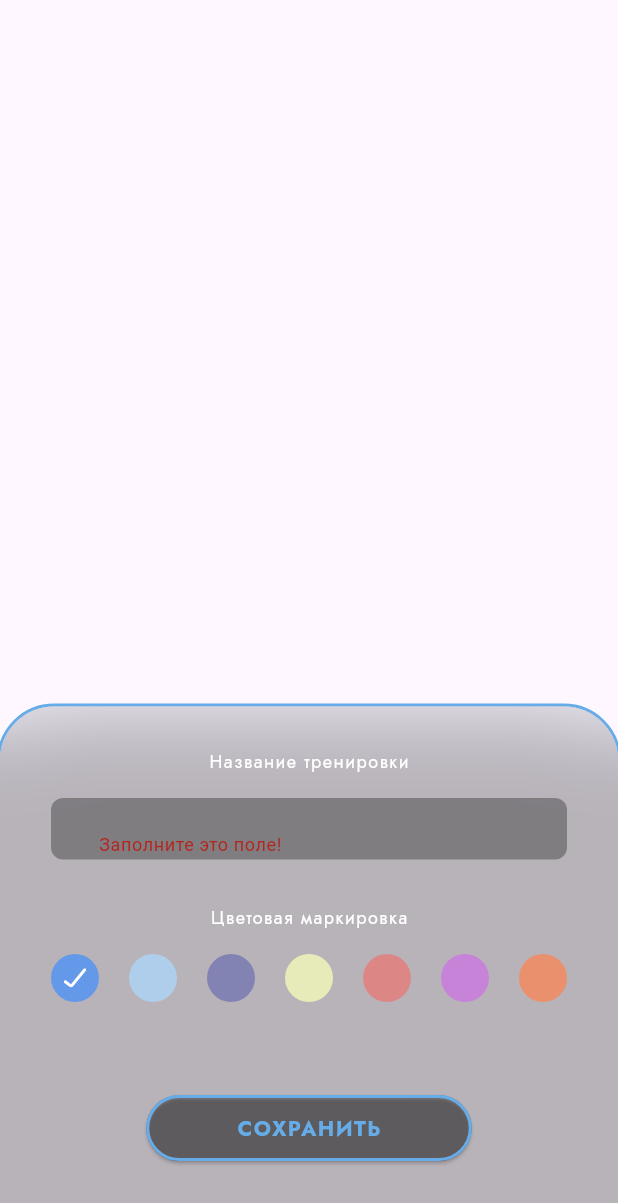
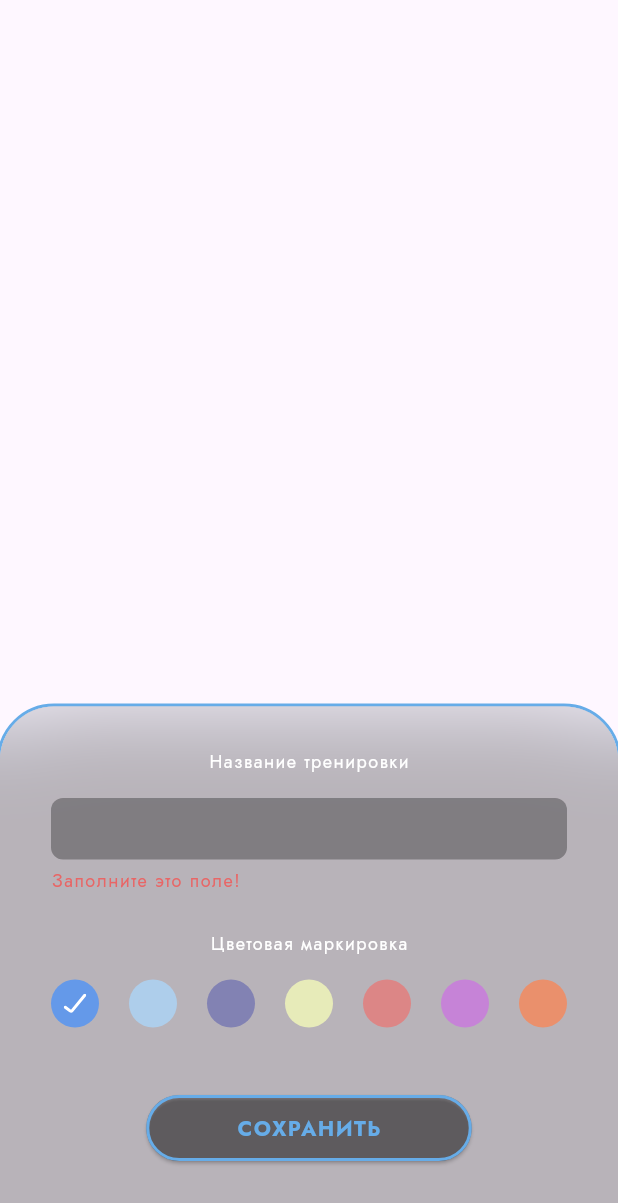
Before and after one commit to DianaTalantbekova/gym_lab, a Flutter app: what showCreateTrainingModalBottomSheet() shows on an empty page, opened directly, after a tap on "СОХРАНИТЬ", on a phone screen of 412 x 824 dp. Shown: the top 1203 px of the screen. Run offline on Flutter 3.47's test engine with Material 3 defaults, Android fonts, the phone set to English and light mode, and no system bars; our stand-ins replace bloc, firebase_core, flutter_bloc, flutter_screenutil, flutter_svg, freezed_annotation and 5 more; missing offline and left inert: dart:ffi; accounts and stored records are empty; generated files the repository leaves out were written again.

Commit message:
integrated logic for color picker

```diff
--- a/lib/src/domain/entity/training_entity.dart
+++ b/lib/src/domain/entity/training_entity.dart
@@ -4,12 +4,12 @@ class TrainingEntity {
   final String name;
   final int color;
   final List<ExerciseEntity>? exercises;
-  // final DateTime day;
+  final DateTime? day;
 
   TrainingEntity({
     required this.name,
     required this.color,
-    // required this.day,
+     this.day,
     this.exercises,
   });
 }
--- a/lib/src/ui/screens/training/bloc/training_bloc.dart
+++ b/lib/src/ui/screens/training/bloc/training_bloc.dart
@@ -15,9 +15,9 @@ part 'training_bloc.freezed.dart';
 class TrainingBloc extends Bloc<TrainingEvent, TrainingState> {
   TrainingBloc() : super(const TrainingState.initial(trainings: [])) {
     on<Started>((event, emit) async {
-      emit(state.copyWith(isLoading: true));
+      emit(state.copyWith(isLoading: !event.isRefresh));
       await Future.delayed(const Duration(seconds: 1)); //firebase
-      emit(state.copyWith(trainings: [
+      emit(state.copyWith(isLoading: false, trainings: [
         TrainingEntity(
           name: 'плечи',
           color: 4286743219,
--- a/lib/src/ui/screens/training/bloc/training_event.dart
+++ b/lib/src/ui/screens/training/bloc/training_event.dart
@@ -2,7 +2,8 @@ part of 'training_bloc.dart';
 
 @freezed
 class TrainingEvent with _$TrainingEvent {
-  const factory TrainingEvent.started() = Started;
+  const factory TrainingEvent.started({@Default(false) isRefresh}) = Started;
+
 
   const factory TrainingEvent.addNewTraining(
       {required TrainingEntity newTraining}) = AddNewTraining;
--- a/lib/src/ui/screens/training/training_screen.dart
+++ b/lib/src/ui/screens/training/training_screen.dart
@@ -50,13 +50,21 @@ class _TrainingScreenState extends State<TrainingScreen> {
           ),
         ),
       ),
-      body: Column(
+      body: RefreshIndicator(
+        onRefresh: () async {
+          context.read<TrainingBloc>().add(const TrainingEvent.started(isRefresh: true));
+        },
+        child: Column(
           children: [
             const Gap(12),
             Expanded(
               child: BlocBuilder<TrainingBloc, TrainingState>(
                 builder: (context, state) {
-                return ListView.builder(
+                  return state.isLoading
+                      ? const Center(
+                          child: CircularProgressIndicator(),
+                        )
+                      : ListView.builder(
                           itemCount: state.trainings.length,
                           itemBuilder: (context, index) {
                             return Column(
@@ -83,6 +91,7 @@ class _TrainingScreenState extends State<TrainingScreen> {
             const Gap(32),
           ],
         ),
+      ),
     );
   }
 }
--- /dev/null
+++ b/lib/src/ui/screens/training/widgets/custom_text_form_field.dart
@@ -0,0 +1,66 @@
+import 'package:flutter/material.dart';
+import 'package:gap/gap.dart';
+
+import '../../../../infrastructure/resources/app_colors.dart';
+import '../../../../infrastructure/resources/app_styles.dart';
+
+class CustomTextFormField extends StatelessWidget {
+  const CustomTextFormField({
+    super.key,
+    this.initialValue,
+    this.hintText,
+    this.icon,
+    required this.onChanged,
+    this.validator,
+  });
+
+  final String? hintText;
+  final Widget? icon;
+  final String? initialValue;
+  final ValueChanged<String> onChanged;
+  final String? Function(String?)? validator;
+
+  @override
+  Widget build(BuildContext context) {
+    return Container(
+      height: 41,
+      decoration: BoxDecoration(
+        color: AppColors.black.withOpacity(0.3),
+        borderRadius: BorderRadius.circular(8),
+      ),
+      child: Row(
+        children: [
+          if (icon != null)
+            Padding(
+              padding: const EdgeInsets.only(
+                left: 32,
+                right: 14,
+              ),
+              child: icon,
+            )
+          else
+            const Gap(32),
+          Expanded(
+            child: TextFormField(
+              validator: validator,
+              initialValue: initialValue,
+              onChanged: onChanged,
+              cursorColor: AppColors.white,
+              style: AppStyles.jost12,
+              decoration: InputDecoration(
+                errorStyle: const TextStyle(
+                  fontSize: 0,
+                  color: AppColors.red,
+                ),
+                border: InputBorder.none,
+                hintText: hintText,
+                hintStyle: AppStyles.jost12
+                    .copyWith(color: AppColors.white.withOpacity(0.3)),
+              ),
+            ),
+          ),
+        ],
+      ),
+    );
+  }
+}
--- a/lib/src/ui/widgets/bottom_sheets.dart
+++ b/lib/src/ui/widgets/bottom_sheets.dart
@@ -1,7 +1,9 @@
 import 'dart:ui';
 
+import 'package:flutter/cupertino.dart';
 import 'package:flutter/gestures.dart';
 import 'package:flutter/material.dart';
+import 'package:flutter/widgets.dart';
 import 'package:flutter_bloc/flutter_bloc.dart';
 import 'package:gap/gap.dart';
 import 'package:go_router/go_router.dart';
@@ -12,6 +14,7 @@ import 'package:gym_labb/src/ui/screens/training/bloc/training_bloc.dart';
 
 import '../../infrastructure/resources/app_colors.dart';
 import '../../infrastructure/resources/app_styles.dart';
+import '../screens/training/widgets/custom_text_form_field.dart';
 import 'buttons.dart';
 import 'color_picker.dart';
 import 'gl_text_form_field.dart';
@@ -21,7 +24,9 @@ class BottomSheets {
   static void showCreateTrainingModalBottomSheet(BuildContext context) {
     final key = GlobalKey<FormState>();
     late String name;
-    int color = 4284783081;
+    ValueNotifier<String> validateError = ValueNotifier<String>("");
+    ValueNotifier<int> selectedColor = ValueNotifier<int>(4284783081);
+
     showModalBottomSheet(
       context: context,
       useRootNavigator: true,
@@ -64,9 +69,10 @@ class BottomSheets {
                           style: AppStyles.jost12,
                         ),
                         const Gap(16),
-                        GLTextFormField(
+                        CustomTextFormField(
                           validator: (value) {
                             if (value == null || value.isEmpty) {
+                              validateError.value = 'Заполните это поле!';
                               return 'Заполните это поле!';
                             }
                             return null;
@@ -75,16 +81,40 @@ class BottomSheets {
                             name = value;
                           },
                         ),
-                        const Gap(30),
+                        const Gap(5),
+                        ValueListenableBuilder(
+                            valueListenable: validateError,
+                            builder: (BuildContext context, String value,
+                                Widget? child) {
+                              if (value.isNotEmpty) {
+                                return Align(
+                                  alignment: Alignment.centerLeft,
+                                  child: Text(
+                                    value,
+                                    style: AppStyles.jost12.copyWith(
+                                      color: AppColors.red,
+                                    ),
+                                  ),
+                                );
+                              }
+                              return const SizedBox();
+                            }),
+                        const Gap(25),
                         Text(
                           "Цветовая маркировка",
                           style: AppStyles.jost12,
                         ),
                         const Gap(16),
-                        ColorPicker(
-                          onSelected: (value) {
-                            color = value;
-                            print(color);
+                        ValueListenableBuilder(
+                          valueListenable: selectedColor,
+                          builder:
+                              (BuildContext context, int value, Widget? child) {
+                            return ColorPicker(
+                              onSelected: (value) {
+                                selectedColor.value = value;
+                              },
+                              selectedColor: selectedColor.value,
+                            );
                           },
                         ),
                         const Spacer(),
@@ -101,7 +131,7 @@ class BottomSheets {
                                     context.read<WorkoutBloc>().add(
                                           WorkoutEvent.create(
                                             name: name,
-                                            color: color,
+                                            color: selectedColor.value,
                                           ),
                                         );
                                   }
@@ -245,7 +275,12 @@ class BottomSheets {
     );
   }
 
-  static void showEditTrainingModalBottomSheet(BuildContext context) {
+  static void showEditTrainingModalBottomSheet(
+    BuildContext context,
+    TrainingEntity item,
+  ) {
+    ValueNotifier<int> selectedColor = ValueNotifier<int>(item.color);
+
     showModalBottomSheet(
       context: context,
       useRootNavigator: true,
@@ -287,7 +322,7 @@ class BottomSheets {
                     ),
                   ),
                   Text(
-                    "ГРУДЬ , БИЦЕПС",
+                    item.name,
                     style: AppStyles.jost12Bold,
                   ),
                   const Gap(32),
@@ -296,8 +331,16 @@ class BottomSheets {
                     style: AppStyles.jost12,
                   ),
                   const Gap(16),
-                  ColorPicker(
-                    onSelected: (value) {},
+                  ValueListenableBuilder(
+                    valueListenable: selectedColor,
+                    builder: (BuildContext context, int value, Widget? child) {
+                      return ColorPicker(
+                        onSelected: (value) {
+                          selectedColor.value = value;
+                        },
+                        selectedColor: selectedColor.value,
+                      );
+                    },
                   ),
                   const Gap(32),
                   ActionButton(
--- a/lib/src/ui/widgets/color_picker.dart
+++ b/lib/src/ui/widgets/color_picker.dart
@@ -5,9 +5,11 @@ class ColorPicker extends StatelessWidget {
   const ColorPicker({
     super.key,
     required this.onSelected,
+    required this.selectedColor,
   });
 
   final ValueChanged<int> onSelected;
+  final int selectedColor;
 
   @override
   Widget build(BuildContext context) {
@@ -16,32 +18,38 @@ class ColorPicker extends StatelessWidget {
       children: [
         ColorPickerItem(
           colorCode: 0xFF6499E9,
-          isSelected: true,
           onTap: onSelected,
+          selectedColor: selectedColor,
         ),
         ColorPickerItem(
           colorCode: 0xFFAECEEB,
           onTap: onSelected,
+          selectedColor: selectedColor,
         ),
         ColorPickerItem(
           colorCode: 0xFF8282B3,
           onTap: onSelected,
+          selectedColor: selectedColor,
         ),
         ColorPickerItem(
           colorCode: 0xFFE7EBB9,
           onTap: onSelected,
+          selectedColor: selectedColor,
         ),
         ColorPickerItem(
           colorCode: 0xFFDC8686,
           onTap: onSelected,
+          selectedColor: selectedColor,
         ),
         ColorPickerItem(
           colorCode: 0xFFC683D7,
           onTap: onSelected,
+          selectedColor: selectedColor,
         ),
         ColorPickerItem(
           colorCode: 0xFFEA906C,
           onTap: onSelected,
+          selectedColor: selectedColor,
         ),
       ],
     );
@@ -54,10 +62,11 @@ class ColorPickerItem extends StatelessWidget {
     required this.colorCode,
     bool? isSelected,
     required this.onTap,
-  }) : isSelected = isSelected ?? false;
+    required this.selectedColor,
+  });
 
   final int colorCode;
-  final bool isSelected;
+  final int selectedColor;
   final ValueChanged<int> onTap;
 
   @override
@@ -74,7 +83,7 @@ class ColorPickerItem extends StatelessWidget {
           shape: BoxShape.circle,
         ),
         alignment: Alignment.center,
-        child: isSelected
+        child: selectedColor == colorCode
             ? Assets.icons.training.selected.svg()
             : const SizedBox.shrink(),
       ),
--- a/lib/src/ui/widgets/training_card.dart
+++ b/lib/src/ui/widgets/training_card.dart
@@ -12,7 +12,8 @@ import 'buttons.dart';
 
 class TrainingCard extends StatelessWidget {
   const TrainingCard({
-    super.key, required this.item,
+    super.key,
+    required this.item,
   });
 
   final TrainingEntity item;
@@ -20,7 +21,7 @@ class TrainingCard extends StatelessWidget {
   @override
   Widget build(BuildContext context) {
     return GestureDetector(
-      onTap: (){
+      onTap: () {
         context.pushNamed(TrainingDetailsScreen.route);
       },
       child: Container(
@@ -48,7 +49,12 @@ class TrainingCard extends StatelessWidget {
             const Spacer(),
             GLIconButton(
               icon: Assets.icons.training.more.svg(),
-              onTap: (){BottomSheets.showEditTrainingModalBottomSheet(context);},
+              onTap: () {
+                BottomSheets.showEditTrainingModalBottomSheet(
+                  context,
+                  item,
+                );
+              },
             ),
             const Gap(32),
           ],
```
Also changed, not shown: lib/src/ui/widgets/bars.dart (deleted). Lines whose indentation alone changed are shown as unchanged.
